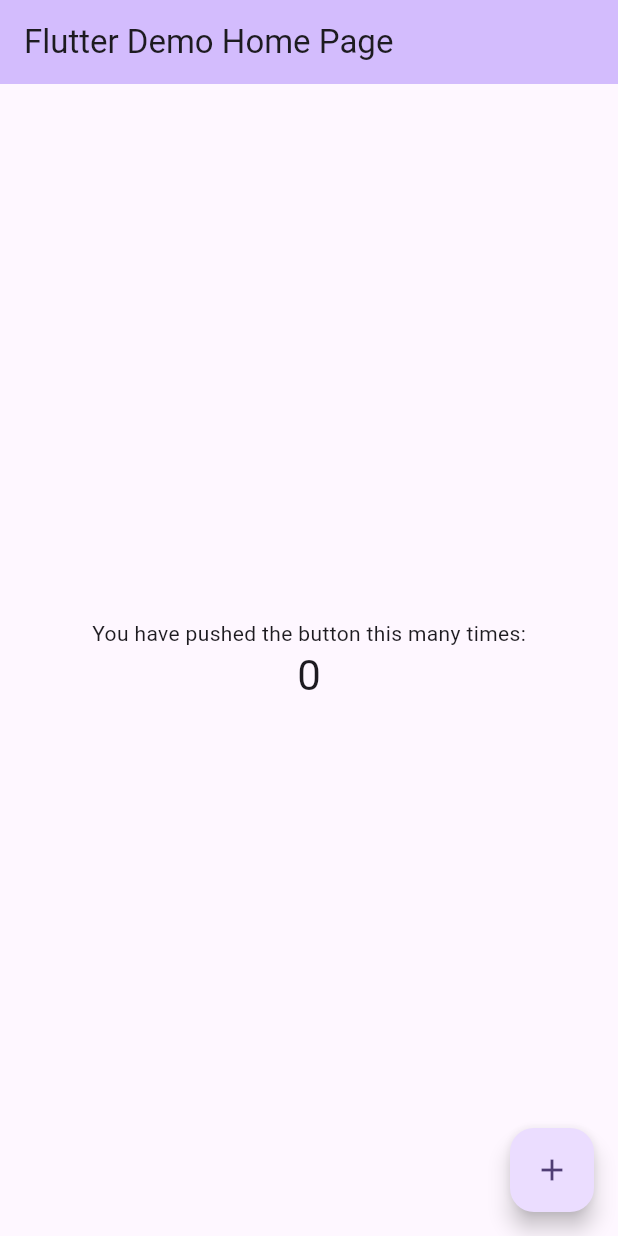
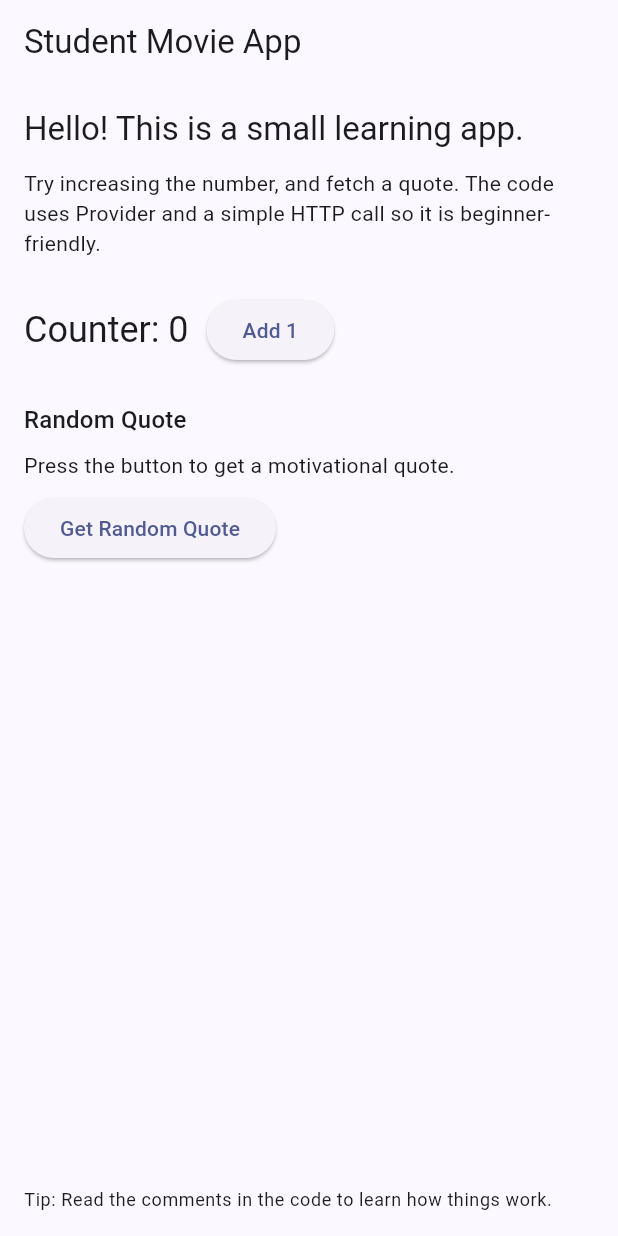
Before and after one commit to ShimaaOmar5/movie_app_iti_gp, a Flutter app: the screen it shows after launch, on a phone screen of 412 x 824 dp. Run offline on Flutter 3.47's test engine with Material 3 defaults, Android fonts, the phone set to English and light mode, and no system bars.

Commit message:
Refactor app to simple learning Flutter app with Provider and quotes
Co-authored-by: alshimaamouhamed <alshimaamouhamed@std.mans.edu.eg>

```diff
--- /dev/null
+++ b/lib/app/app_state.dart
@@ -0,0 +1,53 @@
+import 'package:flutter/foundation.dart';
+
+import '../services/quote_service.dart';
+
+/// AppState is a very small class that holds the main data for our app.
+///
+/// We use ChangeNotifier + Provider because it is simple and popular for
+/// beginners. When data changes, we call notifyListeners() to update the UI.
+class AppState extends ChangeNotifier {
+  /// A simple number the user can increase. Great for practicing state basics.
+  int counter = 0;
+
+  /// The latest quote we fetched from the internet, or null if none yet.
+  Quote? currentQuote;
+
+  /// True while we are waiting for the quote API. Used to show a loading spinner.
+  bool isLoadingQuote = false;
+
+  /// If something went wrong, we store a human-friendly message here.
+  String? lastErrorMessage;
+
+  /// This service does the actual HTTP call. It is separated for clarity.
+  final QuoteService quoteService;
+
+  AppState({QuoteService? quoteService})
+      : quoteService = quoteService ?? QuoteService();
+
+  /// Increases the counter by 1 and updates the UI.
+  void incrementCounter() {
+    counter++;
+    notifyListeners();
+  }
+
+  /// Asks the QuoteService for a new random quote.
+  /// Shows loading, handles errors, and updates the UI.
+  Future<void> loadRandomQuote() async {
+    isLoadingQuote = true;
+    lastErrorMessage = null; // clear any previous error message
+    notifyListeners();
+
+    try {
+      final Quote quote = await quoteService.fetchRandomQuote();
+      currentQuote = quote;
+    } catch (error) {
+      // We keep the message plain and friendly so anyone can understand it.
+      lastErrorMessage =
+          'Sorry, we could not get a quote right now. Please try again.';
+    } finally {
+      isLoadingQuote = false;
+      notifyListeners();
+    }
+  }
+}
--- a/lib/main.dart
+++ b/lib/main.dart
@@ -1,125 +1,33 @@
 import 'package:flutter/material.dart';
+import 'package:provider/provider.dart';
+
+import 'app/app_state.dart';
+import 'screens/home_screen.dart';
 
 void main() {
-  runApp(const MyApp());
+  // Provider wraps our app with AppState so any screen can read and change it.
+  runApp(
+    ChangeNotifierProvider(
+      create: (_) => AppState(),
+      child: const MyApp(),
+    ),
+  );
 }
 
 class MyApp extends StatelessWidget {
   const MyApp({super.key});
 
-  // This widget is the root of your application.
+  /// This widget builds the whole app and sets basic colors and routes.
   @override
   Widget build(BuildContext context) {
     return MaterialApp(
-      title: 'Flutter Demo',
+      title: 'Student Learning App',
       theme: ThemeData(
-        // This is the theme of your application.
-        //
-        // TRY THIS: Try running your application with "flutter run". You'll see
-        // the application has a purple toolbar. Then, without quitting the app,
-        // try changing the seedColor in the colorScheme below to Colors.green
-        // and then invoke "hot reload" (save your changes or press the "hot
-        // reload" button in a Flutter-supported IDE, or press "r" if you used
-        // the command line to start the app).
-        //
-        // Notice that the counter didn't reset back to zero; the application
-        // state is not lost during the reload. To reset the state, use hot
-        // restart instead.
-        //
-        // This works for code too, not just values: Most code changes can be
-        // tested with just a hot reload.
-        colorScheme: ColorScheme.fromSeed(seedColor: Colors.deepPurple),
+        colorScheme: ColorScheme.fromSeed(seedColor: Colors.indigo),
         useMaterial3: true,
       ),
-      home: const MyHomePage(title: 'Flutter Demo Home Page'),
+      home: const HomeScreen(),
     );
   }
 }
-
-class MyHomePage extends StatefulWidget {
-  const MyHomePage({super.key, required this.title});
-
-  // This widget is the home page of your application. It is stateful, meaning
-  // that it has a State object (defined below) that contains fields that affect
-  // how it looks.
-
-  // This class is the configuration for the state. It holds the values (in this
-  // case the title) provided by the parent (in this case the App widget) and
-  // used by the build method of the State. Fields in a Widget subclass are
-  // always marked "final".
-
-  final String title;
-
-  @override
-  State<MyHomePage> createState() => _MyHomePageState();
-}
-
-class _MyHomePageState extends State<MyHomePage> {
-  int _counter = 0;
-
-  void _incrementCounter() {
-    setState(() {
-      // This call to setState tells the Flutter framework that something has
-      // changed in this State, which causes it to rerun the build method below
-      // so that the display can reflect the updated values. If we changed
-      // _counter without calling setState(), then the build method would not be
-      // called again, and so nothing would appear to happen.
-      _counter++;
-    });
-  }
-
-  @override
-  Widget build(BuildContext context) {
-    // This method is rerun every time setState is called, for instance as done
-    // by the _incrementCounter method above.
-    //
-    // The Flutter framework has been optimized to make rerunning build methods
-    // fast, so that you can just rebuild anything that needs updating rather
-    // than having to individually change instances of widgets.
-    return Scaffold(
-      appBar: AppBar(
-        // TRY THIS: Try changing the color here to a specific color (to
-        // Colors.amber, perhaps?) and trigger a hot reload to see the AppBar
-        // change color while the other colors stay the same.
-        backgroundColor: Theme.of(context).colorScheme.inversePrimary,
-        // Here we take the value from the MyHomePage object that was created by
-        // the App.build method, and use it to set our appbar title.
-        title: Text(widget.title),
-      ),
-      body: Center(
-        // Center is a layout widget. It takes a single child and positions it
-        // in the middle of the parent.
-        child: Column(
-          // Column is also a layout widget. It takes a list of children and
-          // arranges them vertically. By default, it sizes itself to fit its
-          // children horizontally, and tries to be as tall as its parent.
-          //
-          // Column has various properties to control how it sizes itself and
-          // how it positions its children. Here we use mainAxisAlignment to
-          // center the children vertically; the main axis here is the vertical
-          // axis because Columns are vertical (the cross axis would be
-          // horizontal).
-          //
-          // TRY THIS: Invoke "debug painting" (choose the "Toggle Debug Paint"
-          // action in the IDE, or press "p" in the console), to see the
-          // wireframe for each widget.
-          mainAxisAlignment: MainAxisAlignment.center,
-          children: <Widget>[
-            const Text(
-              'You have pushed the button this many times:',
-            ),
-            Text(
-              '$_counter',
-              style: Theme.of(context).textTheme.headlineMedium,
-            ),
-          ],
-        ),
-      ),
-      floatingActionButton: FloatingActionButton(
-        onPressed: _incrementCounter,
-        tooltip: 'Increment',
-        child: const Icon(Icons.add),
-      ), // This trailing comma makes auto-formatting nicer for build methods.
-    );
-  }
-}
+// Old counter screen removed to keep the app focused and simple.
--- /dev/null
+++ b/lib/screens/home_screen.dart
@@ -0,0 +1,99 @@
+import 'package:flutter/material.dart';
+import 'package:provider/provider.dart';
+
+import '../app/app_state.dart';
+
+/// HomeScreen is the main page students will show in demos.
+/// It has:
+/// - A counter with a + button
+/// - A button to fetch a random quote from the internet
+/// - Friendly messages and simple loading/error states
+class HomeScreen extends StatelessWidget {
+  const HomeScreen({super.key});
+
+  @override
+  Widget build(BuildContext context) {
+    // We listen to AppState so the UI updates when values change.
+    final AppState appState = context.watch<AppState>();
+
+    return Scaffold(
+      appBar: AppBar(
+        title: const Text('Student Movie App'),
+      ),
+      body: Padding(
+        padding: const EdgeInsets.all(16.0),
+        child: Column(
+          crossAxisAlignment: CrossAxisAlignment.start,
+          children: <Widget>[
+            Text(
+              'Hello! This is a small learning app.',
+              style: Theme.of(context).textTheme.titleLarge,
+            ),
+            const SizedBox(height: 12),
+            Text(
+              'Try increasing the number, and fetch a quote. The code uses Provider and a simple HTTP call so it is beginner-friendly.',
+              style: Theme.of(context).textTheme.bodyMedium,
+            ),
+            const SizedBox(height: 24),
+
+            // COUNTER SECTION
+            Row(
+              children: <Widget>[
+                Text(
+                  'Counter: ${appState.counter}',
+                  style: Theme.of(context).textTheme.headlineSmall,
+                ),
+                const SizedBox(width: 12),
+                ElevatedButton(
+                  onPressed: appState.incrementCounter,
+                  child: const Text('Add 1'),
+                ),
+              ],
+            ),
+            const SizedBox(height: 24),
+
+            // QUOTE SECTION
+            Text(
+              'Random Quote',
+              style: Theme.of(context).textTheme.titleMedium,
+            ),
+            const SizedBox(height: 8),
+            if (appState.isLoadingQuote)
+              const Row(
+                children: <Widget>[
+                  SizedBox(
+                    width: 18,
+                    height: 18,
+                    child: CircularProgressIndicator(strokeWidth: 2),
+                  ),
+                  SizedBox(width: 8),
+                  Text('Getting a quote for you...'),
+                ],
+              )
+            else if (appState.lastErrorMessage != null)
+              Text(
+                appState.lastErrorMessage!,
+                style: const TextStyle(color: Colors.red),
+              )
+            else if (appState.currentQuote != null)
+              Text('"${appState.currentQuote!.content}" — ${appState.currentQuote!.author}')
+            else
+              const Text('Press the button to get a motivational quote.'),
+
+            const SizedBox(height: 8),
+            ElevatedButton(
+              onPressed: appState.isLoadingQuote ? null : appState.loadRandomQuote,
+              child: const Text('Get Random Quote'),
+            ),
+
+            const Spacer(),
+            Text(
+              'Tip: Read the comments in the code to learn how things work.',
+              style: Theme.of(context).textTheme.bodySmall,
+            )
+          ],
+        ),
+      ),
+    );
+  }
+}
--- /dev/null
+++ b/lib/services/quote_service.dart
@@ -0,0 +1,45 @@
+import 'dart:convert';
+
+import 'package:http/http.dart' as http;
+
+/// Quote holds a short text and the person who said it.
+class Quote {
+  final String content;
+  final String author;
+
+  Quote({required this.content, required this.author});
+
+  /// Builds a Quote from a JSON map. We keep it simple and clear.
+  factory Quote.fromJson(Map<String, dynamic> json) {
+    return Quote(
+      content: (json['content'] as String?)?.trim().isNotEmpty == true
+          ? json['content'] as String
+          : 'No quote text found.',
+      author: (json['author'] as String?)?.trim().isNotEmpty == true
+          ? json['author'] as String
+          : 'Unknown',
+    );
+  }
+}
+
+/// QuoteService makes a very basic HTTP GET request to a free API.
+/// We use `https://api.quotable.io/random` which returns a random quote as JSON.
+class QuoteService {
+  final http.Client _client;
+
+  QuoteService({http.Client? client}) : _client = client ?? http.Client();
+
+  /// Fetches a random quote. Throws an error if the server returns a bad status.
+  Future<Quote> fetchRandomQuote() async {
+    final Uri url = Uri.parse('https://api.quotable.io/random');
+    final http.Response response = await _client.get(url);
+
+    if (response.statusCode != 200) {
+      throw Exception('Bad response: ${response.statusCode}');
+    }
+
+    final Map<String, dynamic> jsonBody =
+        json.decode(response.body) as Map<String, dynamic>;
+    return Quote.fromJson(jsonBody);
+  }
+}
--- a/pubspec.yaml
+++ b/pubspec.yaml
@@ -35,6 +35,10 @@ dependencies:
   # The following adds the Cupertino Icons font to your application.
   # Use with the CupertinoIcons class for iOS style icons.
   cupertino_icons: ^1.0.8
+  # Simple state management for beginners
+  provider: ^6.1.2
+  # For making basic HTTP requests in our QuoteService
+  http: ^1.2.2
 
 dev_dependencies:
   flutter_test:
```
Also changed, not shown: 1 other file.
